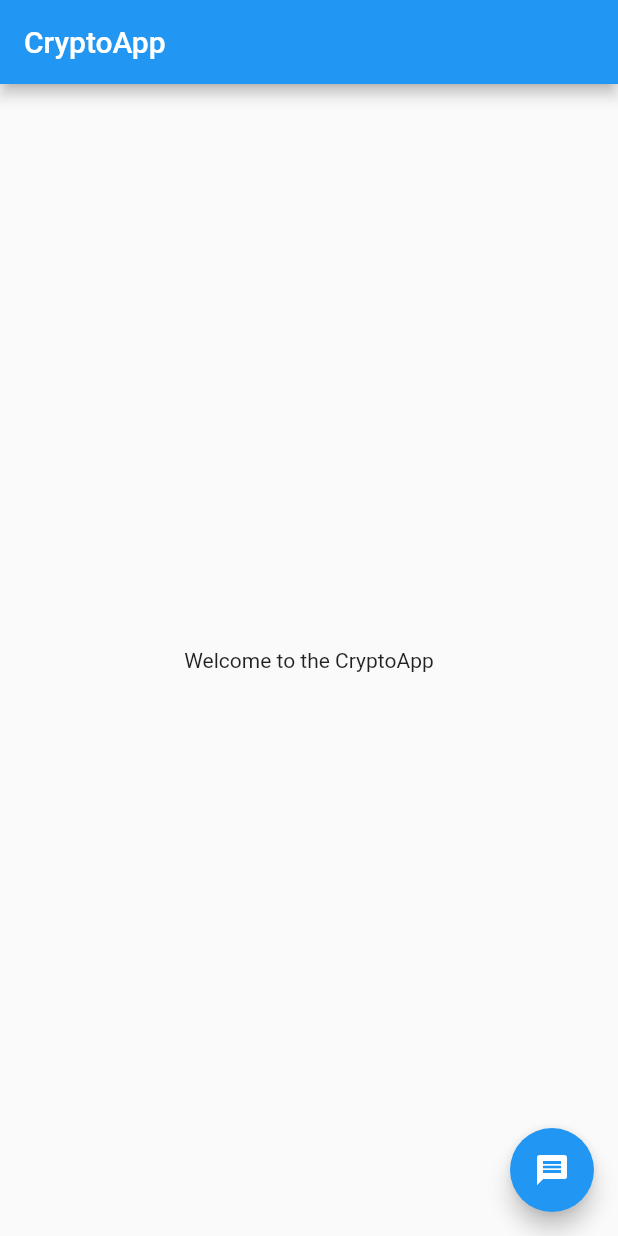
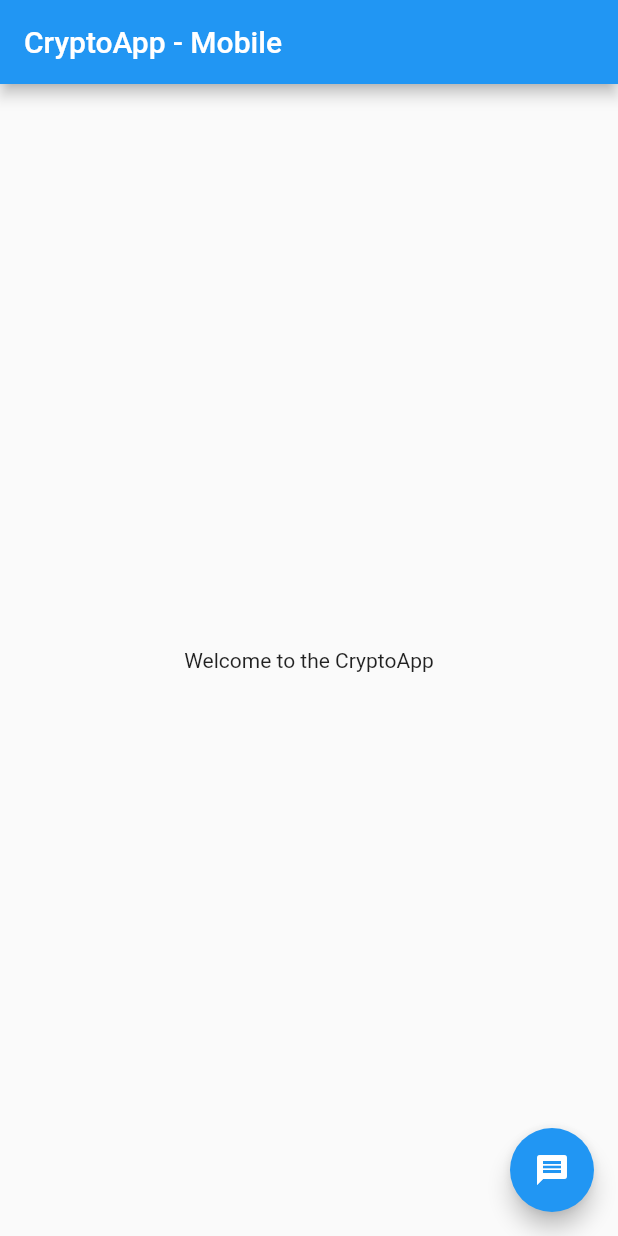
Before and after one commit to Vimalan687/cryptoapp, a Flutter app: the screen it shows after launch, on a phone screen of 412 x 824 dp. Run offline on Flutter 3.47's test engine with Material 2 defaults, Android fonts, the phone set to English and light mode, and no system bars.

Commit message:
Empty commint

```diff
--- a/lib/main.dart
+++ b/lib/main.dart
@@ -12,7 +12,7 @@ class MyApp extends StatelessWidget {
       theme: ThemeData(
         primarySwatch: Colors.blue,
       ),
-      home: MyHomePage(title: 'CryptoApp'),
+      home: MyHomePage(title: 'CryptoApp - Mobile'),
     );
   }
 }
```
